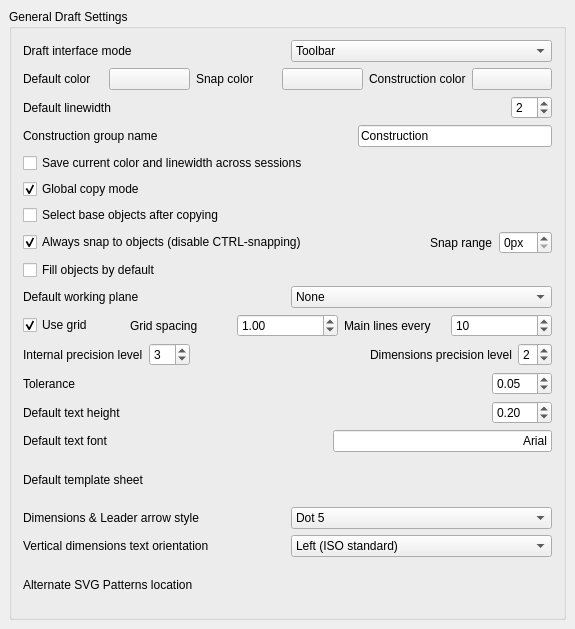
Before: the Qt Designer form src/Mod/Draft/Resources/ui/userprefs-base.ui in berndhahnebach/All_FreeCAD, drawn with Qt 5.
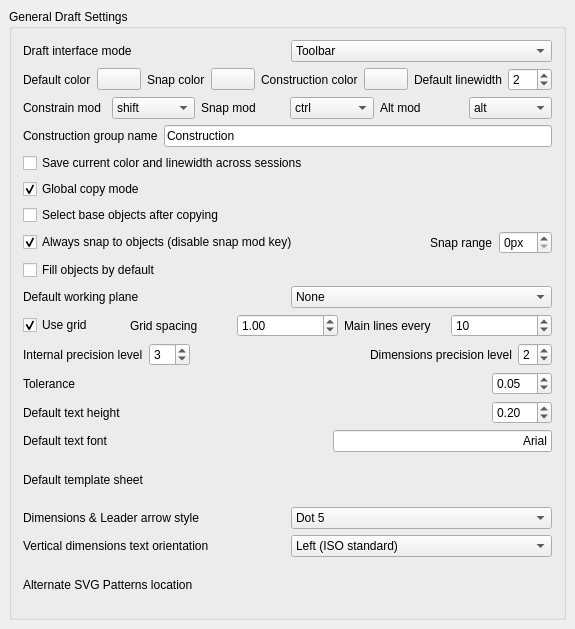
After: the same form once the commit is applied. Custom widgets are drawn as their Qt base class.

Commit message: + added RFE #442 - allow to set custom ctrl, shift & alt combinations in Draft module

Patch:
```diff
--- a/src/Mod/Draft/Resources/ui/userprefs-base.ui
+++ b/src/Mod/Draft/Resources/ui/userprefs-base.ui
@@ -143,10 +143,6 @@
           </property>
          </widget>
         </item>
-       </layout>
-      </item>
-      <item>
-       <layout class="QHBoxLayout" name="horizontalLayout_3">
         <item>
          <widget class="QLabel" name="label_3">
           <property name="text">
@@ -154,19 +150,6 @@
           </property>
          </widget>
         </item>
-        <item>
-         <spacer name="horizontalSpacer_9">
-          <property name="orientation">
-           <enum>Qt::Horizontal</enum>
-          </property>
-          <property name="sizeHint" stdset="0">
-           <size>
-            <width>40</width>
-            <height>20</height>
-           </size>
-          </property>
-         </spacer>
-        </item>
         <item>
          <widget class="Gui::PrefSpinBox" name="gui::prefspinbox">
           <property name="toolTip">
@@ -185,6 +168,121 @@
         </item>
        </layout>
       </item>
+      <item>
+       <layout class="QHBoxLayout" name="horizontalLayout_3">
+        <item>
+         <widget class="QLabel" name="label_20">
+          <property name="text">
+           <string>Constrain mod</string>
+          </property>
+         </widget>
+        </item>
+        <item>
+         <widget class="Gui::PrefComboBox" name="gui::prefcombobox_5">
+          <property name="toolTip">
+           <string>The Constraining modifier key</string>
+          </property>
+          <property name="prefEntry" stdset="0">
+           <cstring>modconstrain</cstring>
+          </property>
+          <property name="prefPath" stdset="0">
+           <cstring>Mod/Draft</cstring>
+          </property>
+          <item>
+           <property name="text">
+            <string>shift</string>
+           </property>
+          </item>
+          <item>
+           <property name="text">
+            <string>ctrl</string>
+           </property>
+          </item>
+          <item>
+           <property name="text">
+            <string>alt</string>
+           </property>
+          </item>
+         </widget>
+        </item>
+        <item>
+         <widget class="QLabel" name="label_21">
+          <property name="text">
+           <string>Snap mod</string>
+          </property>
+         </widget>
+        </item>
+        <item>
+         <widget class="Gui::PrefComboBox" name="gui::prefcombobox_6">
+          <property name="toolTip">
+           <string>The snap modifier key</string>
+          </property>
+          <property name="currentIndex">
+           <number>1</number>
+          </property>
+          <property name="prefEntry" stdset="0">
+           <cstring>modsnap</cstring>
+          </property>
+          <property name="prefPath" stdset="0">
+           <cstring>Mod/Draft</cstring>
+          </property>
+          <item>
+           <property name="text">
+            <string>shift</string>
+           </property>
+          </item>
+          <item>
+           <property name="text">
+            <string>ctrl</string>
+           </property>
+          </item>
+          <item>
+           <property name="text">
+            <string>alt</string>
+           </property>
+          </item>
+         </widget>
+        </item>
+        <item>
+         <widget class="QLabel" name="label_22">
+          <property name="text">
+           <string>Alt mod</string>
+          </property>
+         </widget>
+        </item>
+        <item>
+         <widget class="Gui::PrefComboBox" name="gui::prefcombobox_7">
+          <property name="toolTip">
+           <string>The alt modifier key</string>
+          </property>
+          <property name="currentIndex">
+           <number>2</number>
+          </property>
+          <property name="prefEntry" stdset="0">
+           <cstring>modalt</cstring>
+          </property>
+          <property name="prefPath" stdset="0">
+           <cstring>Mod/Draft</cstring>
+          </property>
+          <item>
+           <property name="text">
+            <string>shift</string>
+           </property>
+          </item>
+          <item>
+           <property name="text">
+            <string>ctrl</string>
+           </property>
+          </item>
+          <item>
+           <property name="text">
+            <string>alt</string>
+           </property>
+          </item>
+         </widget>
+        </item>
+       </layout>
+      </item>
       <item>
        <layout class="QHBoxLayout" name="horizontalLayout_10">
         <item>
@@ -194,19 +292,6 @@
           </property>
          </widget>
         </item>
-        <item>
-         <spacer name="horizontalSpacer">
-          <property name="orientation">
-           <enum>Qt::Horizontal</enum>
-          </property>
-          <property name="sizeHint" stdset="0">
-           <size>
-            <width>40</width>
-            <height>20</height>
-           </size>
-          </property>
-         </spacer>
-        </item>
         <item>
          <widget class="Gui::PrefLineEdit" name="gui::preflineedit_2">
           <property name="toolTip">
@@ -296,7 +381,7 @@
            <string>If this is checked, you will always snap to existing objects while drawing. If not, you will be snapping only when pressing CTRL.</string>
           </property>
           <property name="text">
-           <string>Always snap to objects (disable CTRL-snapping)</string>
+           <string>Always snap to objects (disable snap mod key)</string>
           </property>
           <property name="checked">
            <bool>true</bool>
```
The commit also changes 3 other files.
